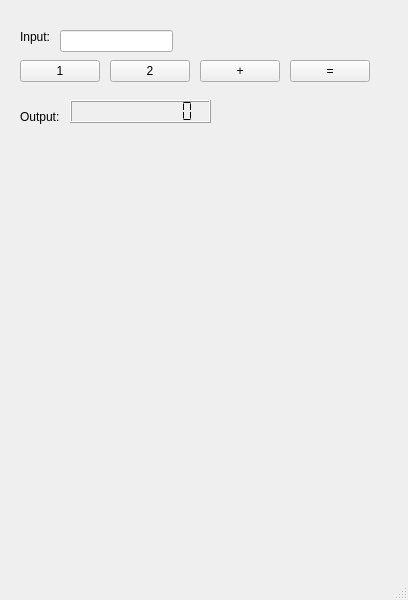
Old version of the form src/components/main.ui in the repository yu-kay-khaing-oo/compiler-calculator.
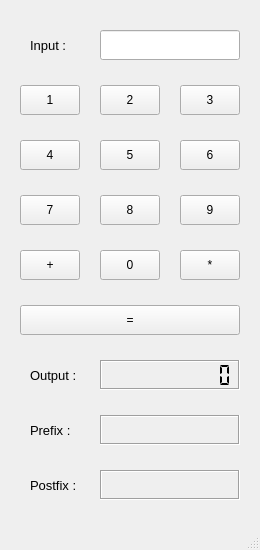
New version of the form.

```diff
--- a/src/components/main.ui
+++ b/src/components/main.ui
@@ -6,8 +6,8 @@
    <rect>
     <x>0</x>
     <y>0</y>
-    <width>408</width>
-    <height>600</height>
+    <width>260</width>
+    <height>550</height>
    </rect>
   </property>
   <property name="windowTitle">
@@ -17,10 +17,10 @@
    <widget class="QLineEdit" name="input_text">
     <property name="geometry">
      <rect>
-      <x>60</x>
+      <x>100</x>
       <y>30</y>
-      <width>113</width>
-      <height>22</height>
+      <width>140</width>
+      <height>30</height>
      </rect>
     </property>
    </widget>
@@ -28,9 +28,9 @@
     <property name="geometry">
      <rect>
       <x>20</x>
-      <y>60</y>
-      <width>80</width>
-      <height>22</height>
+      <y>85</y>
+      <width>60</width>
+      <height>30</height>
      </rect>
     </property>
     <property name="text">
@@ -40,10 +40,10 @@
    <widget class="QPushButton" name="button_2">
     <property name="geometry">
      <rect>
-      <x>110</x>
-      <y>60</y>
-      <width>80</width>
-      <height>22</height>
+      <x>100</x>
+      <y>85</y>
+      <width>60</width>
+      <height>30</height>
      </rect>
     </property>
     <property name="text">
@@ -53,10 +53,10 @@
    <widget class="QPushButton" name="button_plus">
     <property name="geometry">
      <rect>
-      <x>200</x>
-      <y>60</y>
-      <width>80</width>
-      <height>22</height>
+      <x>20</x>
+      <y>250</y>
+      <width>60</width>
+      <height>30</height>
      </rect>
     </property>
     <property name="text">
@@ -66,38 +66,51 @@
    <widget class="QLabel" name="input_label">
     <property name="geometry">
      <rect>
-      <x>20</x>
+      <x>30</x>
       <y>30</y>
-      <width>57</width>
-      <height>14</height>
+      <width>60</width>
+      <height>30</height>
      </rect>
     </property>
+    <property name="font">
+     <font>
+      <pointsize>10</pointsize>
+     </font>
+    </property>
     <property name="text">
-     <string>Input:</string>
+     <string>Input :</string>
     </property>
    </widget>
    <widget class="QLabel" name="output_label">
     <property name="geometry">
      <rect>
-      <x>20</x>
-      <y>110</y>
-      <width>57</width>
-      <height>14</height>
+      <x>30</x>
+      <y>360</y>
+      <width>60</width>
+      <height>30</height>
      </rect>
     </property>
+    <property name="font">
+     <font>
+      <pointsize>10</pointsize>
+     </font>
+    </property>
     <property name="text">
-     <string>Output:</string>
+     <string>Output :</string>
     </property>
    </widget>
    <widget class="QLCDNumber" name="output_lcd">
     <property name="geometry">
      <rect>
-      <x>70</x>
-      <y>100</y>
-      <width>141</width>
-      <height>23</height>
+      <x>100</x>
+      <y>360</y>
+      <width>140</width>
+      <height>30</height>
      </rect>
     </property>
+    <property name="frameShadow">
+     <enum>QFrame::Sunken</enum>
+    </property>
     <property name="smallDecimalPoint">
      <bool>true</bool>
     </property>
@@ -117,16 +130,213 @@
    <widget class="QPushButton" name="button_equal">
     <property name="geometry">
      <rect>
-      <x>290</x>
-      <y>60</y>
-      <width>80</width>
-      <height>22</height>
+      <x>20</x>
+      <y>305</y>
+      <width>220</width>
+      <height>30</height>
      </rect>
     </property>
     <property name="text">
      <string>=</string>
     </property>
    </widget>
+   <widget class="QPushButton" name="button_3">
+    <property name="geometry">
+     <rect>
+      <x>180</x>
+      <y>85</y>
+      <width>60</width>
+      <height>30</height>
+     </rect>
+    </property>
+    <property name="text">
+     <string>3</string>
+    </property>
+   </widget>
+   <widget class="QPushButton" name="button_4">
+    <property name="geometry">
+     <rect>
+      <x>20</x>
+      <y>140</y>
+      <width>60</width>
+      <height>30</height>
+     </rect>
+    </property>
+    <property name="text">
+     <string>4</string>
+    </property>
+   </widget>
+   <widget class="QPushButton" name="button_5">
+    <property name="geometry">
+     <rect>
+      <x>100</x>
+      <y>140</y>
+      <width>60</width>
+      <height>30</height>
+     </rect>
+    </property>
+    <property name="text">
+     <string>5</string>
+    </property>
+   </widget>
+   <widget class="QPushButton" name="button_6">
+    <property name="geometry">
+     <rect>
+      <x>180</x>
+      <y>140</y>
+      <width>60</width>
+      <height>30</height>
+     </rect>
+    </property>
+    <property name="text">
+     <string>6</string>
+    </property>
+   </widget>
+   <widget class="QPushButton" name="button_7">
+    <property name="geometry">
+     <rect>
+      <x>20</x>
+      <y>195</y>
+      <width>60</width>
+      <height>30</height>
+     </rect>
+    </property>
+    <property name="text">
+     <string>7</string>
+    </property>
+   </widget>
+   <widget class="QPushButton" name="button_8">
+    <property name="geometry">
+     <rect>
+      <x>100</x>
+      <y>195</y>
+      <width>60</width>
+      <height>30</height>
+     </rect>
+    </property>
+    <property name="text">
+     <string>8</string>
+    </property>
+   </widget>
+   <widget class="QPushButton" name="button_9">
+    <property name="geometry">
+     <rect>
+      <x>180</x>
+      <y>195</y>
+      <width>60</width>
+      <height>30</height>
+     </rect>
+    </property>
+    <property name="text">
+     <string>9</string>
+    </property>
+   </widget>
+   <widget class="QPushButton" name="button_0">
+    <property name="geometry">
+     <rect>
+      <x>100</x>
+      <y>250</y>
+      <width>60</width>
+      <height>30</height>
+     </rect>
+    </property>
+    <property name="text">
+     <string>0</string>
+    </property>
+   </widget>
+   <widget class="QPushButton" name="button_multiply">
+    <property name="geometry">
+     <rect>
+      <x>180</x>
+      <y>250</y>
+      <width>60</width>
+      <height>30</height>
+     </rect>
+    </property>
+    <property name="text">
+     <string>*</string>
+    </property>
+   </widget>
+   <widget class="QLabel" name="pre_notation">
+    <property name="geometry">
+     <rect>
+      <x>100</x>
+      <y>415</y>
+      <width>140</width>
+      <height>30</height>
+     </rect>
+    </property>
+    <property name="frameShape">
+     <enum>QFrame::Box</enum>
+    </property>
+    <property name="frameShadow">
+     <enum>QFrame::Sunken</enum>
+    </property>
+    <property name="text">
+     <string/>
+    </property>
+    <property name="textFormat">
+     <enum>Qt::PlainText</enum>
+    </property>
+   </widget>
+   <widget class="QLabel" name="pre_label">
+    <property name="geometry">
+     <rect>
+      <x>30</x>
+      <y>415</y>
+      <width>60</width>
+      <height>30</height>
+     </rect>
+    </property>
+    <property name="font">
+     <font>
+      <pointsize>10</pointsize>
+     </font>
+    </property>
+    <property name="text">
+     <string>Prefix :</string>
+    </property>
+   </widget>
+   <widget class="QLabel" name="post_notation">
+    <property name="geometry">
+     <rect>
+      <x>100</x>
+      <y>470</y>
+      <width>140</width>
+      <height>30</height>
+     </rect>
+    </property>
+    <property name="frameShape">
+     <enum>QFrame::Box</enum>
+    </property>
+    <property name="frameShadow">
+     <enum>QFrame::Sunken</enum>
+    </property>
+    <property name="text">
+     <string/>
+    </property>
+    <property name="textFormat">
+     <enum>Qt::PlainText</enum>
+    </property>
+   </widget>
+   <widget class="QLabel" name="post_label">
+    <property name="geometry">
+     <rect>
+      <x>30</x>
+      <y>470</y>
+      <width>60</width>
+      <height>30</height>
+     </rect>
+    </property>
+    <property name="font">
+     <font>
+      <pointsize>10</pointsize>
+     </font>
+    </property>
+    <property name="text">
+     <string>Postfix :</string>
+    </property>
+   </widget>
   </widget>
   <widget class="QMenuBar" name="menubar">
    <property name="geometry">
```
Left out of the diff: 4 changed lines with no effect on the pictures.
